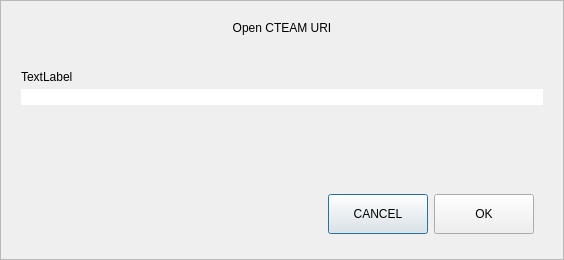
Old version of the form src/qt/forms/openuridialog.ui in the repository OrganicLifeCoin/OrganLife-Core.
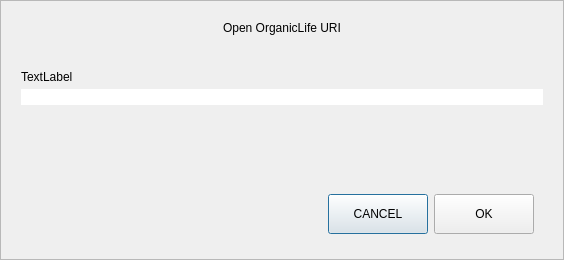
New version of the form. Custom widgets are drawn as their Qt base class.

Commit message: Phase 2: rebrand CTEAM/pivx -> OrganicLife Coin (OLC); rename binaries and sources

The edit to the form file:
```diff
--- a/src/qt/forms/openuridialog.ui
+++ b/src/qt/forms/openuridialog.ui
@@ -56,7 +56,7 @@
       <item>
        <widget class="QLabel" name="labelTitle">
         <property name="text">
-         <string>Open CTEAM URI</string>
+         <string>Open OrganicLife URI</string>
         </property>
         <property name="alignment">
          <set>Qt::AlignCenter</set>
```
The commit also changes 505 other files.
